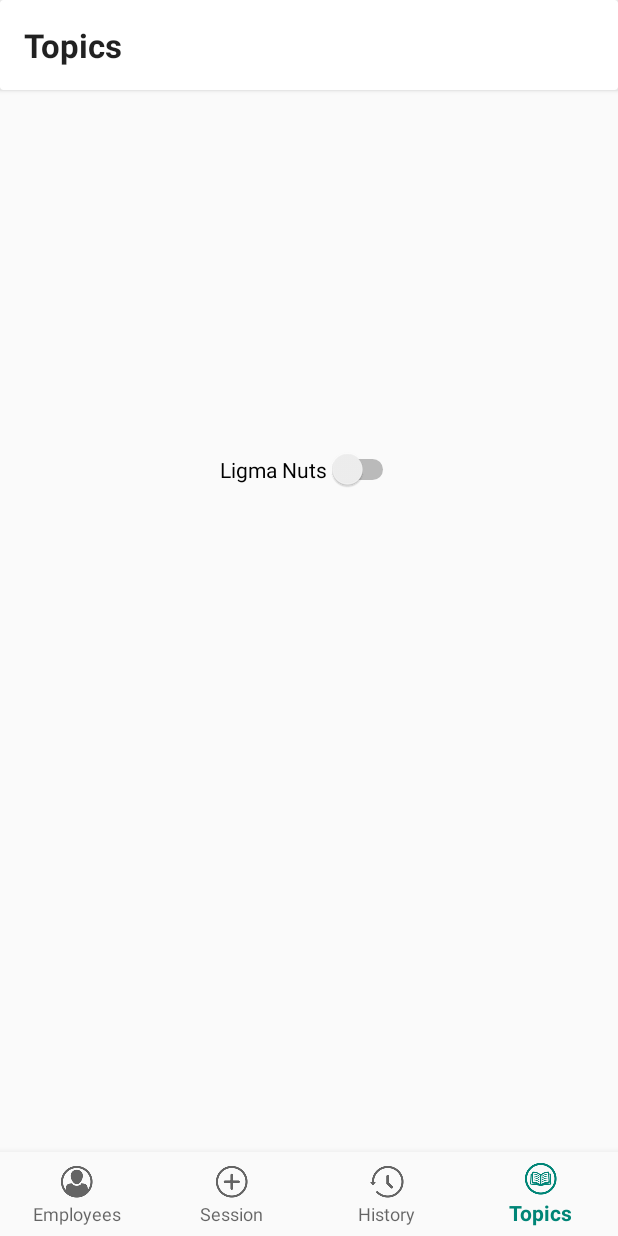
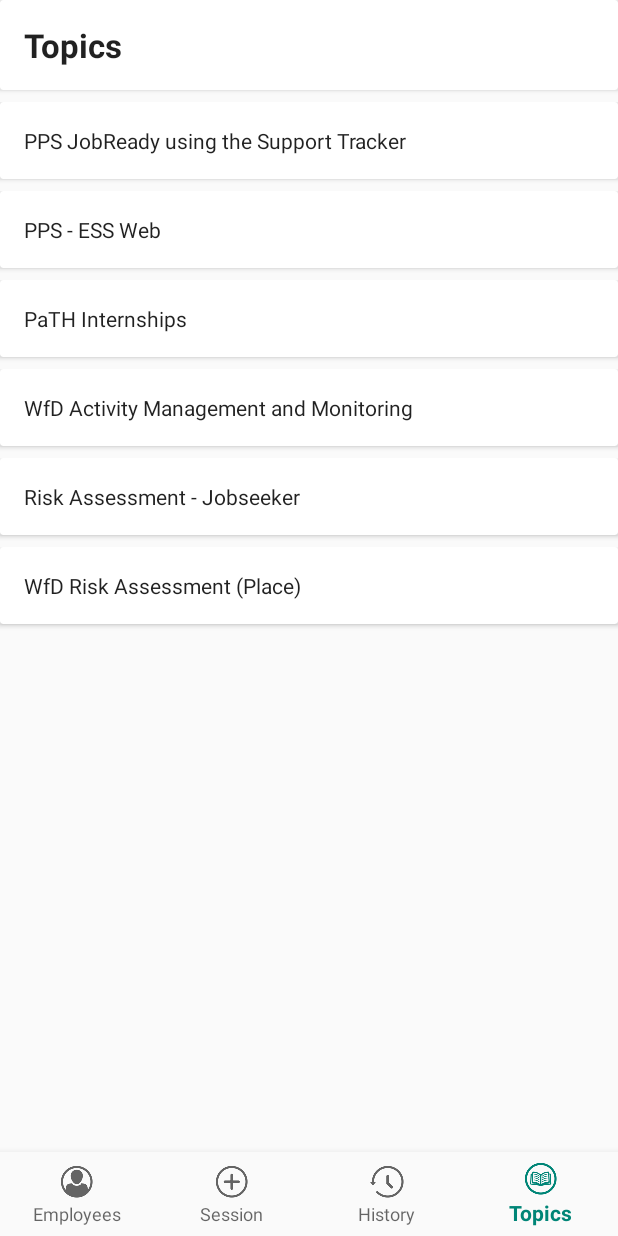
Before and after one commit to wilsam239/VeriTendance, an Android app: the screen it shows after launch (MainActivity), item 4 of the bottom bar chosen, on a phone screen of 412 x 824 dp. Run offline under Robolectric (Android 15) with nearby library versions, the light colour scheme and no system bars.

Commit message:
Added a topic recycler view

```diff
--- /dev/null
+++ b/app/src/main/java/com/example/veritendance/topicFragments/topicAdapter.java
@@ -0,0 +1,50 @@
+package com.example.veritendance.topicFragments;
+
+import android.support.annotation.NonNull;
+import android.support.v7.widget.RecyclerView;
+import android.view.LayoutInflater;
+import android.view.View;
+import android.view.ViewGroup;
+import android.widget.TextView;
+
+import com.example.veritendance.R;
+
+import java.util.ArrayList;
+
+public class topicAdapter extends RecyclerView.Adapter<topicAdapter.ViewHolder> {
+
+    private ArrayList<String> topics;
+
+    public topicAdapter(ArrayList<String> topics) { this.topics = topics; }
+
+    @NonNull
+    @Override
+    public ViewHolder onCreateViewHolder(@NonNull ViewGroup parent, int i) {
+        View v = LayoutInflater.from(parent.getContext()).inflate(R.layout.item_topic, parent, false);
+        return new ViewHolder(v);
+    }
+
+    @Override
+    public void onBindViewHolder(@NonNull ViewHolder viewHolder, int i) {
+        String topic = topics.get(i);
+        viewHolder.topicName.setText(topic);
+    }
+
+    @Override
+    public int getItemCount() {
+        if(topics != null) return topics.size();
+        else return 0;
+    }
+
+    public static class ViewHolder extends RecyclerView.ViewHolder {
+        public final View view;
+        public final TextView topicName;
+
+        public ViewHolder(View view) {
+            super(view);
+            this.view = view;
+            topicName = view.findViewById(R.id.topic_name);
+        }
+    }
+
+}
--- a/app/src/main/java/com/example/veritendance/topicFragments/topicsFragment.java
+++ b/app/src/main/java/com/example/veritendance/topicFragments/topicsFragment.java
@@ -2,6 +2,8 @@ package com.example.veritendance.topicFragments;
 
 import android.os.Bundle;
 import android.support.v4.app.Fragment;
+import android.support.v7.widget.LinearLayoutManager;
+import android.support.v7.widget.RecyclerView;
 import android.view.LayoutInflater;
 import android.view.View;
 import android.view.ViewGroup;
@@ -11,7 +13,9 @@ import com.example.veritendance.R;
 import java.util.ArrayList;
 
 public class topicsFragment extends Fragment {
-    ArrayList<String> topicList;
+    private RecyclerView topics;
+    private RecyclerView.Adapter adapter;
+    private ArrayList<String> topicList;
 
     public topicsFragment() {
         topicList = new ArrayList<>();
@@ -25,7 +29,14 @@ public class topicsFragment extends Fragment {
 
     @Override
     public View onCreateView(LayoutInflater inflater, ViewGroup parent, Bundle savedInstanceState) {
-        return inflater.inflate(R.layout.activity_topics, parent, false);
+        View view = inflater.inflate(R.layout.activity_topics, parent, false);
+
+        this.topics = view.findViewById(R.id.topics);
+        RecyclerView.LayoutManager mLayoutManager = new LinearLayoutManager(parent.getContext());
+        this.topics.setLayoutManager(mLayoutManager);
+        adapter = new topicAdapter(topicList);
+        this.topics.setAdapter(adapter);
+        return view;
     }
 
     @Override
--- a/app/src/main/res/layout/activity_new_session.xml
+++ b/app/src/main/res/layout/activity_new_session.xml
@@ -39,7 +39,7 @@
         android:layout_width="300dp"
         android:layout_height="wrap_content"
         android:gravity="center"
-        android:text="YOu cannot start a session until there are employees to participate! Add some employees on the Employees tab!"
+        android:text="You cannot start a session until there are employees to participate! Add some employees on the Employees tab!"
         android:textStyle="bold"
         app:layout_constraintBottom_toBottomOf="parent"
         app:layout_constraintEnd_toEndOf="parent"
--- a/app/src/main/res/layout/activity_topics.xml
+++ b/app/src/main/res/layout/activity_topics.xml
@@ -5,12 +5,28 @@
     xmlns:tools="http://schemas.android.com/tools"
     android:layout_width="match_parent"
     android:layout_height="625dp">
+
+    <ScrollView
+        android:layout_width="match_parent"
+        android:layout_height="wrap_content"
+        android:layout_marginTop="8dp"
+        app:layout_constraintStart_toStartOf="parent"
+        app:layout_constraintTop_toBottomOf="@+id/toolbar">
+
+        <android.support.v7.widget.RecyclerView
+            android:id="@+id/topics"
+            android:layout_width="match_parent"
+            android:layout_height="wrap_content">
+
+        </android.support.v7.widget.RecyclerView>
+    </ScrollView>
+
     <android.support.v7.widget.CardView
         android:id="@+id/toolbar"
         android:layout_width="match_parent"
         android:layout_height="60dp"
         app:layout_constraintStart_toStartOf="parent"
-        app:layout_constraintTop_toTopOf="parent" >
+        app:layout_constraintTop_toTopOf="parent">
 
         <TextView
             android:id="@+id/fragmentTitle"
@@ -24,19 +40,4 @@
             android:textStyle="bold" />
     </android.support.v7.widget.CardView>
 
-    <Switch
-        android:id="@+id/switch1"
-        android:layout_width="wrap_content"
-        android:layout_height="wrap_content"
-        android:layout_marginStart="8dp"
-        android:layout_marginLeft="8dp"
-        android:layout_marginTop="8dp"
-        android:layout_marginEnd="8dp"
-        android:layout_marginRight="8dp"
-        android:layout_marginBottom="8dp"
-        android:text="Ligma Nuts"
-        app:layout_constraintBottom_toBottomOf="parent"
-        app:layout_constraintEnd_toEndOf="parent"
-        app:layout_constraintStart_toStartOf="parent"
-        app:layout_constraintTop_toTopOf="parent" />
 </android.support.constraint.ConstraintLayout>
--- /dev/null
+++ b/app/src/main/res/layout/item_topic.xml
@@ -0,0 +1,41 @@
+<?xml version="1.0" encoding="utf-8"?>
+<android.support.constraint.ConstraintLayout xmlns:android="http://schemas.android.com/apk/res/android"
+    xmlns:app="http://schemas.android.com/apk/res-auto"
+    xmlns:tools="http://schemas.android.com/tools"
+    android:layout_width="match_parent"
+    android:layout_height="wrap_content">
+
+    <android.support.v7.widget.CardView
+        android:id="@+id/cardView"
+        android:layout_width="match_parent"
+        android:layout_height="wrap_content"
+        app:layout_constraintStart_toStartOf="parent"
+        app:layout_constraintTop_toTopOf="parent">
+
+        <android.support.constraint.ConstraintLayout
+            android:layout_width="match_parent"
+            android:layout_height="match_parent">
+
+            <TextView
+                android:id="@+id/topic_name"
+                android:layout_width="375dp"
+                android:layout_height="wrap_content"
+                android:layout_marginStart="16dp"
+                android:layout_marginLeft="16dp"
+                android:layout_marginTop="16dp"
+                android:layout_marginBottom="16dp"
+                android:text="(topic_name)"
+                android:textAppearance="@style/TextAppearance.AppCompat.Body1"
+                app:layout_constraintBottom_toBottomOf="parent"
+                app:layout_constraintStart_toStartOf="parent"
+                app:layout_constraintTop_toTopOf="parent" />
+        </android.support.constraint.ConstraintLayout>
+    </android.support.v7.widget.CardView>
+
+    <Space
+        android:layout_width="wrap_content"
+        android:layout_height="8dp"
+        app:layout_constraintStart_toStartOf="parent"
+        app:layout_constraintTop_toBottomOf="@id/cardView" />
+
+</android.support.constraint.ConstraintLayout>
```
